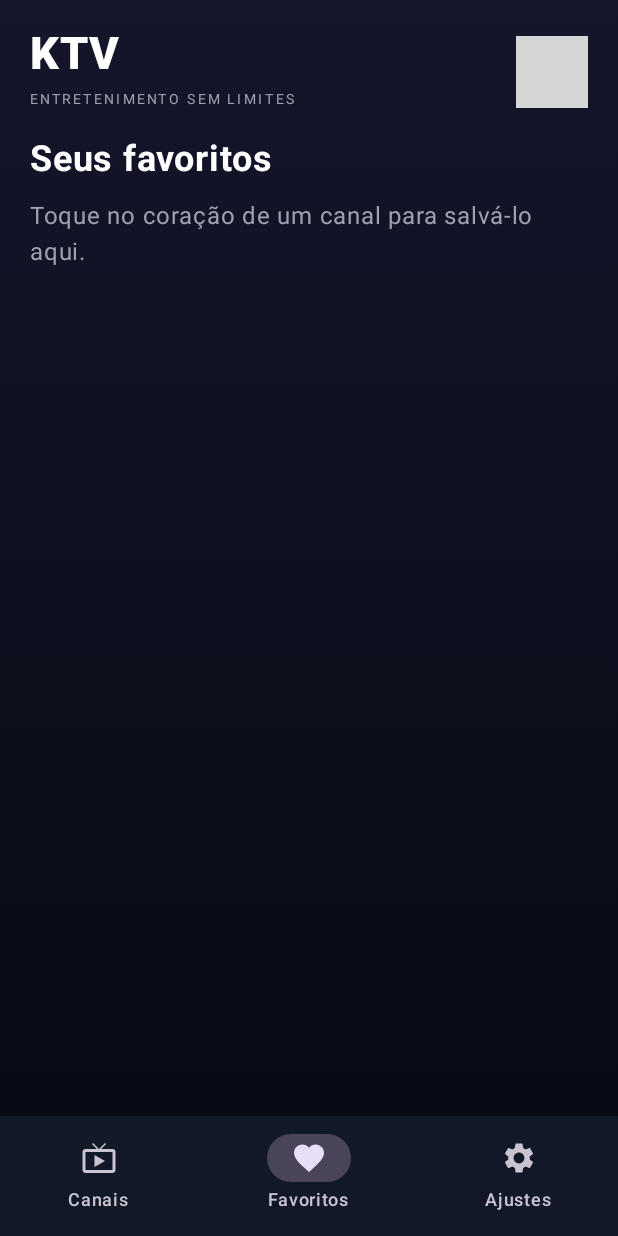
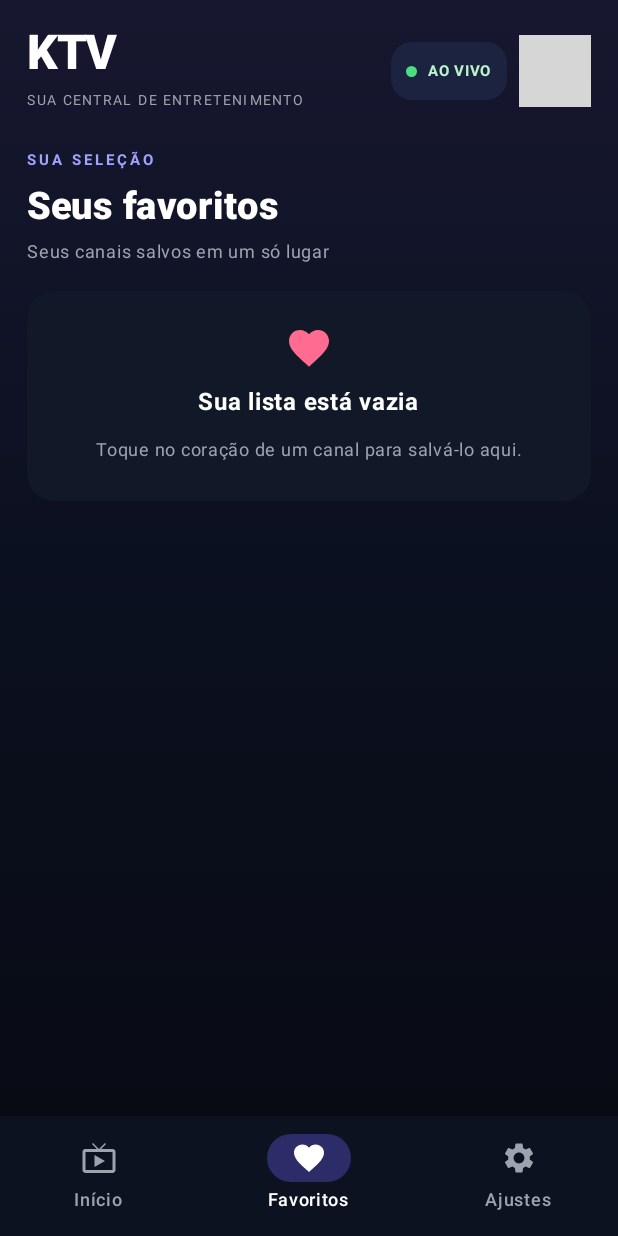
Before and after one commit to kardecallan566/KTV, an Android app built with Jetpack Compose: the screen it shows after launch (MainActivity), item 2 of the bottom bar chosen, on a phone screen of 412 x 824 dp. Run offline under Robolectric (Android 15) with nearby library versions, the phone set to English and light mode, and no system bars; libraries missing offline, so code that uses them is left out: androidx.mediarouter.app; pictures from the network do not load; 1 statement that could not run was skipped; grey boxes are pictures that could not be loaded.

Commit message:
Polish KTV Mobile visual design and navigation

```diff
--- a/ktv-mobile/app/src/main/java/br/com/ktv/mobile/MainActivity.kt
+++ b/ktv-mobile/app/src/main/java/br/com/ktv/mobile/MainActivity.kt
@@ -114,18 +114,26 @@ fun KtvMobileApp() {
 
  MaterialTheme(colorScheme = darkColorScheme(primary = Accent, background = Background, surface = SurfaceDark)) {
   Scaffold(containerColor = Background, bottomBar = {
-   NavigationBar(containerColor = SurfaceDark) {
-    NavigationBarItem(selectedTab == 0, { selectedTab = 0; selectedChannel = null }, icon = { Icon(Icons.Default.LiveTv, null) }, label = { Text("Canais") })
-    NavigationBarItem(selectedTab == 1, { selectedTab = 1; selectedChannel = null }, icon = { Icon(Icons.Default.Favorite, null) }, label = { Text("Favoritos") })
-    NavigationBarItem(selectedTab == 2, { selectedTab = 2; selectedChannel = null }, icon = { Icon(Icons.Default.Settings, null) }, label = { Text("Ajustes") })
+   NavigationBar(containerColor = Color(0xFF0D1220), tonalElevation = 0.dp) {
+    NavigationBarItem(selectedTab == 0, { selectedTab = 0; selectedChannel = null }, icon = { Icon(Icons.Default.LiveTv, null) }, label = { Text("Início") }, colors = NavigationBarItemDefaults.colors(selectedIconColor = Color.White, indicatorColor = Accent.copy(alpha = 0.32f), selectedTextColor = Color.White, unselectedIconColor = TextMuted, unselectedTextColor = TextMuted))
+    NavigationBarItem(selectedTab == 1, { selectedTab = 1; selectedChannel = null }, icon = { Icon(Icons.Default.Favorite, null) }, label = { Text("Favoritos") }, colors = NavigationBarItemDefaults.colors(selectedIconColor = Color.White, indicatorColor = Accent.copy(alpha = 0.32f), selectedTextColor = Color.White, unselectedIconColor = TextMuted, unselectedTextColor = TextMuted))
+    NavigationBarItem(selectedTab == 2, { selectedTab = 2; selectedChannel = null }, icon = { Icon(Icons.Default.Settings, null) }, label = { Text("Ajustes") }, colors = NavigationBarItemDefaults.colors(selectedIconColor = Color.White, indicatorColor = Accent.copy(alpha = 0.32f), selectedTextColor = Color.White, unselectedIconColor = TextMuted, unselectedTextColor = TextMuted))
    }
   }) { padding ->
-   Column(Modifier.fillMaxSize().padding(padding).background(Brush.verticalGradient(listOf(Color(0xFF15152B), Background))).padding(horizontal = 20.dp)) {
-    Row(Modifier.fillMaxWidth().padding(top = 18.dp, bottom = 14.dp), verticalAlignment = Alignment.CenterVertically) {
+   Column(Modifier.fillMaxSize().padding(padding).background(Brush.verticalGradient(listOf(Color(0xFF17172F), Color(0xFF0B1020), Background))).padding(horizontal = 18.dp)) {
+    Row(Modifier.fillMaxWidth().padding(top = 16.dp, bottom = 16.dp), verticalAlignment = Alignment.CenterVertically) {
      Column(Modifier.weight(1f)) {
-      Text("KTV", fontSize = 30.sp, fontWeight = FontWeight.Black, color = Color.White)
-      Text("ENTRETENIMENTO SEM LIMITES", fontSize = 9.sp, color = TextMuted, letterSpacing = 2.sp)
+      Text("KTV", fontSize = 32.sp, fontWeight = FontWeight.Black, color = Color.White, letterSpacing = (-1).sp)
+      Text("SUA CENTRAL DE ENTRETENIMENTO", fontSize = 9.sp, color = TextMuted, letterSpacing = 1.5.sp)
      }
+     Surface(color = Color(0xFF1C2340), shape = RoundedCornerShape(14.dp)) {
+      Row(Modifier.padding(horizontal = 10.dp, vertical = 7.dp), verticalAlignment = Alignment.CenterVertically) {
+       Box(Modifier.size(7.dp).background(Color(0xFF4ADE80), RoundedCornerShape(50)))
+       Spacer(Modifier.width(7.dp))
+       Text("AO VIVO", color = Color(0xFFB9F6CA), fontSize = 10.sp, fontWeight = FontWeight.Bold)
+      }
+     }
+     Spacer(Modifier.width(8.dp))
      CastRouteButton()
     }
     when {
@@ -171,20 +179,34 @@ private fun HomeScreen(
  val filtered = remember(channels, query, category) {
   channels.filter { (category == "Todos" || it.category.equals(category, true)) && it.name.contains(query, true) }
  }
- Column(Modifier.fillMaxSize(), verticalArrangement = Arrangement.spacedBy(10.dp)) {
-  OutlinedTextField(value = query, onValueChange = onQuery, modifier = Modifier.fillMaxWidth(), placeholder = { Text("Buscar canais…", color = TextMuted) }, leadingIcon = { Icon(Icons.Default.Search, null) }, singleLine = true, shape = RoundedCornerShape(16.dp), colors = OutlinedTextFieldDefaults.colors(focusedBorderColor = Accent, unfocusedBorderColor = Color(0xFF293044), focusedTextColor = Color.White, unfocusedTextColor = Color.White))
+ Column(Modifier.fillMaxSize(), verticalArrangement = Arrangement.spacedBy(12.dp)) {
+  Surface(color = Color(0xFF171D35), shape = RoundedCornerShape(20.dp)) {
+   Row(Modifier.fillMaxWidth().padding(horizontal = 16.dp, vertical = 15.dp), verticalAlignment = Alignment.CenterVertically) {
+    Column(Modifier.weight(1f), verticalArrangement = Arrangement.spacedBy(4.dp)) {
+     Text("EXPLORE", color = Color(0xFFA5A0FF), fontSize = 10.sp, fontWeight = FontWeight.Bold, letterSpacing = 2.sp)
+     Text("TV ao vivo", color = Color.White, fontSize = 23.sp, fontWeight = FontWeight.ExtraBold)
+     Text(if (loading) "Sincronizando suas listas…" else "${channels.size} canais na sua programação", color = TextMuted, fontSize = 12.sp)
+    }
+    Box(Modifier.size(48.dp).background(Accent.copy(alpha = 0.18f), RoundedCornerShape(15.dp)), contentAlignment = Alignment.Center) {
+     Icon(Icons.Default.LiveTv, null, tint = Color(0xFFA5A0FF), modifier = Modifier.size(26.dp))
+    }
+   }
+  }
+  OutlinedTextField(value = query, onValueChange = onQuery, modifier = Modifier.fillMaxWidth(), placeholder = { Text("Buscar canal ou programação…", color = TextMuted) }, leadingIcon = { Icon(Icons.Default.Search, null, tint = TextMuted) }, singleLine = true, shape = RoundedCornerShape(15.dp), colors = OutlinedTextFieldDefaults.colors(focusedBorderColor = Accent, unfocusedBorderColor = Color(0xFF293044), focusedTextColor = Color.White, unfocusedTextColor = Color.White, cursorColor = Accent))
   Row(verticalAlignment = Alignment.CenterVertically) {
-   Column(Modifier.weight(1f)) {
-    Text("TV ao vivo", color = Color.White, fontSize = 20.sp, fontWeight = FontWeight.Bold)
-    Text(if (loading) "Atualizando listas…" else "${channels.size} canais disponíveis", color = TextMuted, fontSize = 12.sp)
-   }
+   Text("Categorias", color = Color.White, fontSize = 14.sp, fontWeight = FontWeight.Bold, modifier = Modifier.weight(1f))
    IconButton(onClick = onReload, enabled = !loading) {
-    if (loading) CircularProgressIndicator(Modifier.size(22.dp), strokeWidth = 2.dp)
+    if (loading) CircularProgressIndicator(Modifier.size(20.dp), strokeWidth = 2.dp)
     else Icon(Icons.Default.Refresh, "Atualizar playlists", tint = Accent)
    }
   }
-  LazyRow(horizontalArrangement = Arrangement.spacedBy(8.dp), contentPadding = PaddingValues(bottom = 2.dp)) {
-   items(categories) { item -> FilterChip(selected = category == item, onClick = { onCategory(item) }, label = { Text(item, maxLines = 1) }) }
+
+   LazyRow(horizontalArrangement = Arrangement.spacedBy(8.dp), contentPadding = PaddingValues(vertical = 2.dp)) {
+   items(categories) { item -> FilterChip(selected = category == item, onClick = { onCategory(item) }, label = { Text(item, maxLines = 1, fontWeight = if (category == item) FontWeight.Bold else FontWeight.Normal) }, shape = RoundedCornerShape(12.dp), colors = FilterChipDefaults.filterChipColors(selectedContainerColor = Accent, selectedLabelColor = Color.White, containerColor = Color(0xFF151C2D), labelColor = TextMuted)) }
+  }
+  Row(verticalAlignment = Alignment.CenterVertically) {
+   Text("Canais disponíveis", color = Color.White, fontSize = 15.sp, fontWeight = FontWeight.Bold, modifier = Modifier.weight(1f))
+   Text("${filtered.size} resultados", color = TextMuted, fontSize = 11.sp)
   }
   if (error != null) {
    Surface(color = Color(0xFF351B27), shape = RoundedCornerShape(14.dp)) {
@@ -210,21 +232,25 @@ private fun HomeScreen(
 
 @Composable
 private fun ChannelRow(channel: TvChannel, favorite: Boolean, onFavorite: () -> Unit, onClick: () -> Unit) {
- Surface(color = SurfaceDark, shape = RoundedCornerShape(15.dp), modifier = Modifier.fillMaxWidth().clickable { onClick() }) {
-  Row(Modifier.padding(12.dp), verticalAlignment = Alignment.CenterVertically) {
-   if (!channel.logo.isNullOrBlank()) {
-    AsyncImage(model = channel.logo, contentDescription = channel.name, modifier = Modifier.size(46.dp), contentScale = androidx.compose.ui.layout.ContentScale.Fit)
-   } else {
-    Box(Modifier.size(46.dp).background(Color(0xFF272442), RoundedCornerShape(12.dp)), contentAlignment = Alignment.Center) { Icon(Icons.Default.LiveTv, null, tint = Accent) }
+ Surface(color = Color(0xFF131B2B), shape = RoundedCornerShape(17.dp), modifier = Modifier.fillMaxWidth().clickable { onClick() }, border = androidx.compose.foundation.BorderStroke(1.dp, Color(0xFF222C42))) {
+  Row(Modifier.padding(horizontal = 13.dp, vertical = 12.dp), verticalAlignment = Alignment.CenterVertically) {
+   Box(Modifier.size(52.dp).background(Color(0xFF202944), RoundedCornerShape(14.dp)), contentAlignment = Alignment.Center) {
+    if (!channel.logo.isNullOrBlank()) {
+     AsyncImage(model = channel.logo, contentDescription = channel.name, modifier = Modifier.size(42.dp), contentScale = androidx.compose.ui.layout.ContentScale.Fit)
+    } else {
+     Icon(Icons.Default.LiveTv, null, tint = Color(0xFFA5A0FF), modifier = Modifier.size(25.dp))
+    }
    }
-   Spacer(Modifier.width(12.dp))
-   Column(Modifier.weight(1f)) {
-    Text(channel.name, color = Color.White, fontWeight = FontWeight.SemiBold, maxLines = 1)
-    Text(channel.category, color = TextMuted, fontSize = 12.sp, maxLines = 1)
+   Spacer(Modifier.width(13.dp))
+   Column(Modifier.weight(1f), verticalArrangement = Arrangement.spacedBy(4.dp)) {
+    Text(channel.name, color = Color.White, fontWeight = FontWeight.Bold, maxLines = 1)
+    Text(channel.category.ifBlank { "TV • Ao vivo" }, color = TextMuted, fontSize = 11.sp, maxLines = 1)
    }
-   IconButton(onClick = onFavorite) { Icon(Icons.Default.Favorite, null, tint = if (favorite) Color(0xFFFF6B91) else TextMuted) }
-   Surface(color = Color(0xFF3A1C29), shape = RoundedCornerShape(6.dp)) {
-    Text("LIVE", color = Color(0xFFFF849A), fontSize = 9.sp, fontWeight = FontWeight.Bold, modifier = Modifier.padding(horizontal = 7.dp, vertical = 5.dp))
+   Column(horizontalAlignment = Alignment.End, verticalArrangement = Arrangement.spacedBy(3.dp)) {
+    IconButton(onClick = onFavorite, modifier = Modifier.size(38.dp)) { Icon(Icons.Default.Favorite, null, tint = if (favorite) Color(0xFFFF6B91) else Color(0xFF667085), modifier = Modifier.size(20.dp)) }
+    Surface(color = Color(0xFF3A1C29), shape = RoundedCornerShape(6.dp)) {
+     Text("LIVE", color = Color(0xFFFF91A6), fontSize = 8.sp, fontWeight = FontWeight.ExtraBold, modifier = Modifier.padding(horizontal = 7.dp, vertical = 4.dp))
+    }
    }
   }
  }
@@ -232,10 +258,20 @@ private fun ChannelRow(channel: TvChannel, favorite: Boolean, onFavorite: () ->
 
 @Composable
 private fun FavoritesScreen(channels: List<TvChannel>, onOpen: (TvChannel) -> Unit, onRemove: (TvChannel) -> Unit) {
- Column(Modifier.fillMaxSize(), verticalArrangement = Arrangement.spacedBy(12.dp)) {
-  Text("Seus favoritos", color = Color.White, fontSize = 24.sp, fontWeight = FontWeight.Bold)
+ Column(Modifier.fillMaxSize(), verticalArrangement = Arrangement.spacedBy(14.dp)) {
+  Column(verticalArrangement = Arrangement.spacedBy(4.dp)) {
+   Text("SUA SELEÇÃO", color = Color(0xFFA5A0FF), fontSize = 10.sp, fontWeight = FontWeight.Bold, letterSpacing = 2.sp)
+   Text("Seus favoritos", color = Color.White, fontSize = 25.sp, fontWeight = FontWeight.ExtraBold)
+   Text("Seus canais salvos em um só lugar", color = TextMuted, fontSize = 12.sp)
+  }
   if (channels.isEmpty()) {
-   Text("Toque no coração de um canal para salvá-lo aqui.", color = TextMuted)
+   Surface(color = SurfaceDark, shape = RoundedCornerShape(18.dp)) {
+    Column(Modifier.fillMaxWidth().padding(22.dp), horizontalAlignment = Alignment.CenterHorizontally, verticalArrangement = Arrangement.spacedBy(8.dp)) {
+     Icon(Icons.Default.Favorite, null, tint = Color(0xFFFF6B91), modifier = Modifier.size(32.dp))
+     Text("Sua lista está vazia", color = Color.White, fontWeight = FontWeight.Bold)
+     Text("Toque no coração de um canal para salvá-lo aqui.", color = TextMuted, fontSize = 12.sp)
+    }
+   }
   } else {
    LazyColumn(verticalArrangement = Arrangement.spacedBy(9.dp)) {
     items(channels, key = { it.streamUrl }) { channel ->
@@ -248,8 +284,12 @@ private fun FavoritesScreen(channels: List<TvChannel>, onOpen: (TvChannel) -> Un
 
 @Composable
 private fun SettingsScreen(urls: String, onUrlsChange: (String) -> Unit, onSave: () -> Unit, castMessage: String) {
- Column(Modifier.fillMaxSize(), verticalArrangement = Arrangement.spacedBy(12.dp)) {
-  Text("Configurações", color = Color.White, fontSize = 24.sp, fontWeight = FontWeight.Bold)
+ Column(Modifier.fillMaxSize(), verticalArrangement = Arrangement.spacedBy(14.dp)) {
+  Column(verticalArrangement = Arrangement.spacedBy(4.dp)) {
+   Text("PERSONALIZE", color = Color(0xFFA5A0FF), fontSize = 10.sp, fontWeight = FontWeight.Bold, letterSpacing = 2.sp)
+   Text("Configurações", color = Color.White, fontSize = 25.sp, fontWeight = FontWeight.ExtraBold)
+   Text("Gerencie suas fontes e conexões", color = TextMuted, fontSize = 12.sp)
+  }
   Surface(color = SurfaceDark, shape = RoundedCornerShape(18.dp)) {
    Column(Modifier.fillMaxWidth().padding(16.dp), verticalArrangement = Arrangement.spacedBy(10.dp)) {
     Text("Playlists de canais", color = Color.White, fontWeight = FontWeight.SemiBold)
```
